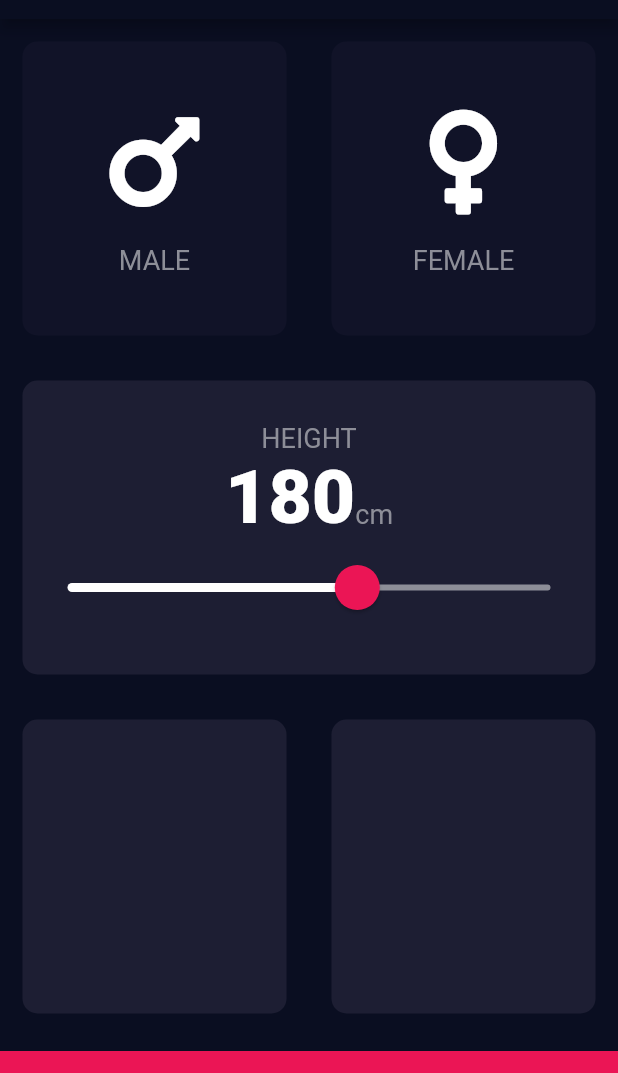
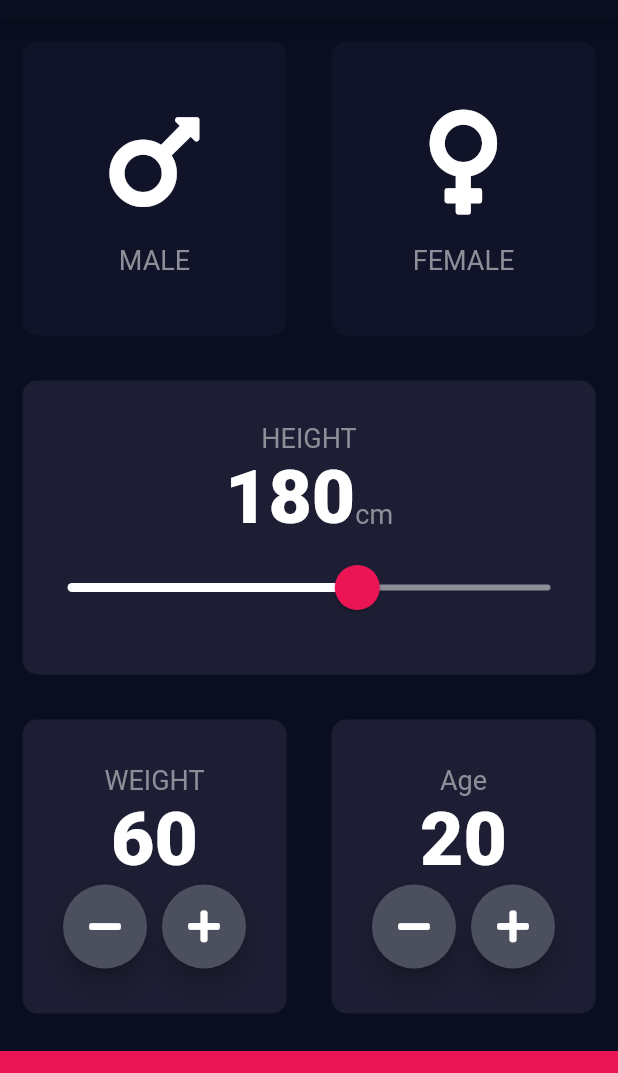
Before and after one commit to Arjun-Pradeep/Flutter_App_Development, a Flutter app: the screen it shows after launch, on a phone screen of 412 x 824 dp, the part 65-1138 px from its top. Run offline on Flutter 3.47's test engine with Material 2 defaults, Android fonts, the phone set to English and light mode, and no system bars; our stand-ins replace audioplayers, font_awesome_flutter.

Commit message:
Flutter_Development_bmi_calculator_app_inheritance_vs_composition_update_v3.4

```diff
--- a/bmi-calculator-flutter/lib/input_page.dart
+++ b/bmi-calculator-flutter/lib/input_page.dart
@@ -14,6 +14,8 @@ class InputPage extends StatefulWidget {
 class _InputPageState extends State<InputPage> {
   Gender selectedGender;
   int height = 180;
+  int weight = 60;
+  int age = 20;
 
   @override
   Widget build(BuildContext context) {
@@ -82,13 +84,14 @@ class _InputPageState extends State<InputPage> {
                   ),
                   SliderTheme(
                     data: SliderTheme.of(context).copyWith(
-                      inactiveTrackColor: Color(0xFF8D8E98),
-                      activeTrackColor: Colors.white,
-                      thumbColor: Color(0xFFEB1555),
-                      overlayColor: Color(0x29EB1555),
-                      thumbShape: RoundSliderThumbShape(enabledThumbRadius: 15.0),
-                      overlayShape: RoundSliderOverlayShape(overlayRadius: 30.0)
-                    ),
+                        inactiveTrackColor: Color(0xFF8D8E98),
+                        activeTrackColor: Colors.white,
+                        thumbColor: Color(0xFFEB1555),
+                        overlayColor: Color(0x29EB1555),
+                        thumbShape:
+                            RoundSliderThumbShape(enabledThumbRadius: 15.0),
+                        overlayShape:
+                            RoundSliderOverlayShape(overlayRadius: 30.0)),
                     child: Slider(
                       value: height.toDouble(),
                       min: 120.0,
@@ -111,11 +114,76 @@ class _InputPageState extends State<InputPage> {
                 Expanded(
                   child: ReusableCard(
                     colour: kactiveCardColor,
+                    cardChild: Column(
+                      mainAxisAlignment: MainAxisAlignment.center,
+                      children: <Widget>[
+                        Text('WEIGHT', style: klabelTextStyle),
+                        Text(
+                          weight.toString(),
+                          style: kNumberTextStyle,
+                        ),
+                        Row(
+                          mainAxisAlignment: MainAxisAlignment.center,
+                          children: <Widget>[
+                            RoundIconButton(
+                              icon: FontAwesomeIcons.minus,
+                              onPressed: () {
+                                setState(() {
+                                  weight--;
+                                });
+                              },
+                            ),
+                            SizedBox(
+                              width: 10.0,
+                            ),
+                            RoundIconButton(
+                              icon: FontAwesomeIcons.plus,
+                              onPressed: () {
+                                setState(() {
+                                  weight++;
+                                });
+                              },
+                            ),
+                          ],
+                        ),
+                      ],
+                    ),
                   ),
                 ),
                 Expanded(
                   child: ReusableCard(
                     colour: kactiveCardColor,
+                    cardChild: Column(
+                      mainAxisAlignment: MainAxisAlignment.center,
+                      children: <Widget>[
+                        Text('Age', style: klabelTextStyle),
+                        Text(age.toString(), style: kNumberTextStyle),
+                        Row(
+                          mainAxisAlignment: MainAxisAlignment.center,
+                          children: <Widget>[
+                            RoundIconButton(
+                              icon: FontAwesomeIcons.minus,
+                              onPressed: () {
+                                setState(() {
+                                  age--;
+                                });
+                              },
+                            ),
+                            SizedBox(
+                              width: 10.0,
+                            ),
+                            RoundIconButton(
+                              icon: FontAwesomeIcons.plus,
+                              onPressed: () {
+                                setState(() {
+                                  age++;
+                                });
+                              },
+                            )
+                          ],
+                        )
+                      ],
+                    ),
                   ),
                 ),
               ],
@@ -131,3 +199,22 @@ class _InputPageState extends State<InputPage> {
     );
   }
 }
+
+class RoundIconButton extends StatelessWidget {
+  RoundIconButton({@required this.icon, @required this.onPressed});
+
+  final IconData icon;
+  final Function onPressed;
+
+  @override
+  Widget build(BuildContext context) {
+    return RawMaterialButton(
+      child: Icon(icon),
+      onPressed: onPressed,
+      elevation: 6.0,
+      constraints: BoxConstraints.tightFor(width: 56.0, height: 56.0),
+      shape: CircleBorder(),
+      fillColor: Color(0xFF4C4F5E),
+    );
+  }
+}
```
